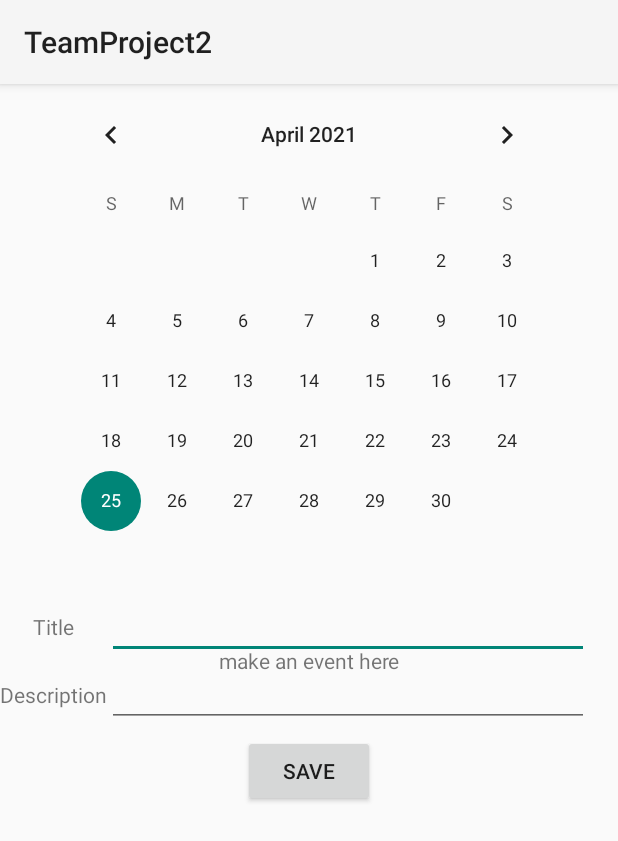
After one commit to WPCom100/TeamProject2, an Android app: the calendar_event_setup screen opened directly, with no data from a screen before it, on a phone screen of 412 x 824 dp. The commit adds this screen. Shown: the top 841 px of the screen. Run offline under Robolectric (Android 15) with nearby library versions, the phone set to English and light mode, and no system bars; network calls fail.

Commit message:
Calendar functionality is somewhat acceptable. user can add events which get saved and displayed in order.

```diff
--- a/app/src/main/AndroidManifest.xml
+++ b/app/src/main/AndroidManifest.xml
@@ -9,6 +9,7 @@
         android:roundIcon="@mipmap/ic_launcher_round"
         android:supportsRtl="true"
         android:theme="@style/Theme.TeamProject2">
+        <activity android:name=".ui.calandar.calendar_event_setup"></activity>
         <activity
             android:name=".MainActivity"
             android:label="@string/app_name">
--- /dev/null
+++ b/app/src/main/java/com/example/teamproject2/ui/calandar/calendar_event_setup.kt
@@ -0,0 +1,103 @@
+package com.example.teamproject2.ui.calandar
+
+import android.content.Context
+import android.os.Bundle
+import android.text.format.DateFormat
+import android.util.Log
+import android.widget.Button
+import android.widget.CalendarView
+import android.widget.CalendarView.OnDateChangeListener
+import android.widget.TextView
+import androidx.appcompat.app.AppCompatActivity
+import com.example.teamproject2.R
+import java.io.*
+import java.lang.Exception
+
+
+class calendar_event_setup : AppCompatActivity() {
+    lateinit var titlebox: TextView
+    lateinit var descbox: TextView
+    lateinit var calendarthing: CalendarView
+    var Gmonth: String = "0"
+    var GDay: String = "0"
+    var EventsList: ArrayList<EventData> = ArrayList()
+
+    override fun onCreate(savedInstanceState: Bundle?) {
+        super.onCreate(savedInstanceState)
+        setContentView(R.layout.activity_calandar_event_setup)
+
+        var savebutton = findViewById<Button>(R.id.save_event_button)
+        titlebox = findViewById<TextView>(R.id.title_textbox)
+        descbox = findViewById<TextView>(R.id.desc_textbox)
+        calendarthing = findViewById<CalendarView>(R.id.calendarView)
+
+        //var curDate: String
+        calendarthing.setOnDateChangeListener(OnDateChangeListener { view, year, month, dayOfMonth -> Gmonth = month.toString()
+            GDay = dayOfMonth.toString()
+        })
+
+        savebutton.setOnClickListener { SaveEvent() }
+
+    }
+
+    fun SaveEvent(){
+        var titleToSave:String = titlebox.text.toString()
+        var descToSave:String = descbox.text.toString()
+        var date = calendarthing.date
+
+                //val dateFormatter = DateFormat.getDateInstance(DateFormat.MONTH_FIELD)
+        var month = DateFormat.format("MMM", date) as String
+        Log.d("event", "event should save ${titleToSave} , ${descToSave} , ${Gmonth} , ${GDay}")
+
+        var EventToSave = EventData()
+        EventToSave.BuildFromParts(titleToSave, descToSave, Gmonth, GDay)
+
+        val fileName:String = "storage"
+
+
+        var filereader: FileInputStream = openFileInput(fileName)
+        var inputStreamReader: InputStreamReader = InputStreamReader(filereader)
+        val bufferedReader: BufferedReader = BufferedReader(inputStreamReader)
+        val stringBuilder: StringBuilder = StringBuilder()
+        var lines:ArrayList<String?> = ArrayList()
+
+        var text: String? = null
+        while({text = bufferedReader.readLine(); text}() != null){
+            stringBuilder.append(text)
+            lines.add(text)
+            var newevent = EventData()
+            newevent.BuildFromLine(text)
+            EventsList.add(newevent)
+        }
+
+        Log.d("fromfile", stringBuilder.toString())
+        EventsList.add(EventToSave)
+        Log.d("linesarray", lines.toString())
+        for(E in 0 until EventsList.size){
+            Log.d("eventarray", EventsList[E].AsString())
+
+        }
+
+
+
+        var NewList: String = ""
+        for(E in 0 until EventsList.size){
+            NewList += "${EventsList[E].AsString()}\n"
+        }
+        Log.d("the array written", "\n${NewList}")
+        val fileWriter: FileOutputStream
+        try{
+            fileWriter = openFileOutput(fileName, Context.MODE_PRIVATE)
+            fileWriter.write(NewList.toByteArray())
+            Log.d("win", "write went through")
+
+        }catch (e: Exception){
+            Log.d("fail", "write failed")
+        }
+
+
+
+
+    }
+
+}
--- /dev/null
+++ b/app/src/main/res/layout/activity_calandar_event_setup.xml
@@ -0,0 +1,86 @@
+<?xml version="1.0" encoding="utf-8"?>
+<androidx.constraintlayout.widget.ConstraintLayout xmlns:android="http://schemas.android.com/apk/res/android"
+    xmlns:app="http://schemas.android.com/apk/res-auto"
+    xmlns:tools="http://schemas.android.com/tools"
+    android:layout_width="match_parent"
+    android:layout_height="match_parent"
+    tools:context=".ui.calandar.calendar_event_setup">
+
+    <TableLayout
+        android:id="@+id/tableLayout"
+        android:layout_width="0dp"
+        android:layout_height="wrap_content"
+        app:layout_constraintEnd_toEndOf="parent"
+        app:layout_constraintStart_toStartOf="parent"
+        app:layout_constraintTop_toBottomOf="@+id/calendarView">
+
+        <TableRow
+            android:layout_width="match_parent"
+            android:layout_height="match_parent">
+
+            <TextView
+                android:id="@+id/title_label"
+                android:layout_width="wrap_content"
+                android:layout_height="wrap_content"
+                android:gravity="center"
+                android:text="@string/event_title" />
+
+            <EditText
+                android:id="@+id/title_textbox"
+                android:layout_width="match_parent"
+                android:layout_height="wrap_content"
+                android:ems="10"
+                android:inputType="textPersonName" />
+
+        </TableRow>
+
+        <TableRow
+            android:layout_width="match_parent"
+            android:layout_height="match_parent">
+
+            <TextView
+                android:id="@+id/desc_label"
+                android:layout_width="wrap_content"
+                android:layout_height="wrap_content"
+                android:gravity="center"
+                android:text="@string/event_desc" />
+
+            <EditText
+                android:id="@+id/desc_textbox"
+                android:layout_width="321dp"
+                android:layout_height="wrap_content"
+                android:ems="10"
+                android:inputType="textPersonName" />
+
+        </TableRow>
+
+    </TableLayout>
+
+    <TextView
+        android:id="@+id/textView"
+        android:layout_width="wrap_content"
+        android:layout_height="wrap_content"
+        android:text="make an event here"
+        app:layout_constraintBottom_toBottomOf="parent"
+        app:layout_constraintEnd_toEndOf="parent"
+        app:layout_constraintStart_toStartOf="parent"
+        app:layout_constraintTop_toTopOf="parent" />
+
+    <CalendarView
+        android:id="@+id/calendarView"
+        android:layout_width="wrap_content"
+        android:layout_height="wrap_content"
+        app:layout_constraintEnd_toEndOf="parent"
+        app:layout_constraintStart_toStartOf="parent"
+        app:layout_constraintTop_toTopOf="parent" />
+
+    <Button
+        android:id="@+id/save_event_button"
+        android:layout_width="wrap_content"
+        android:layout_height="wrap_content"
+        android:layout_marginTop="5dp"
+        android:text="@string/save_event_Buttom"
+        app:layout_constraintEnd_toEndOf="parent"
+        app:layout_constraintStart_toStartOf="parent"
+        app:layout_constraintTop_toBottomOf="@+id/tableLayout" />
+</androidx.constraintlayout.widget.ConstraintLayout>
--- a/app/src/main/res/values/strings.xml
+++ b/app/src/main/res/values/strings.xml
@@ -4,4 +4,9 @@
     <string name="title_Directory">Directory</string>
     <string name="title_Calendar">Calendar</string>
     <string name="title_Courses">Courses</string>
+
+    <string name="event_title">Title</string>
+    <string name="event_desc">Description</string>
+    <string name="save_event_Buttom">Save</string>
+
 </resources>
```
Also changed, not shown: app/src/main/java/com/example/teamproject2/MainActivity.kt (+7 -0 lines), app/src/main/java/com/example/teamproject2/ui/calandar/CalandarRecyclerAdapter.kt (deleted, +0 -34 lines), app/src/main/java/com/example/teamproject2/ui/calandar/CalendarFragment.kt (+70 -3 lines), app/src/main/java/com/example/teamproject2/ui/calandar/CalendarRecyclerAdapter.kt (added, +41 -0 lines), app/src/main/java/com/example/teamproject2/ui/calandar/EventData.kt (added, +55 -0 lines), app/src/main/res/drawable/ic_baseline_add_circle_24.xml (added, +10 -0 lines), app/src/main/res/layout/calandar_row_item.xml (+33 -2 lines), app/src/main/res/layout/fragment_calandar.xml (+12 -7 lines).
